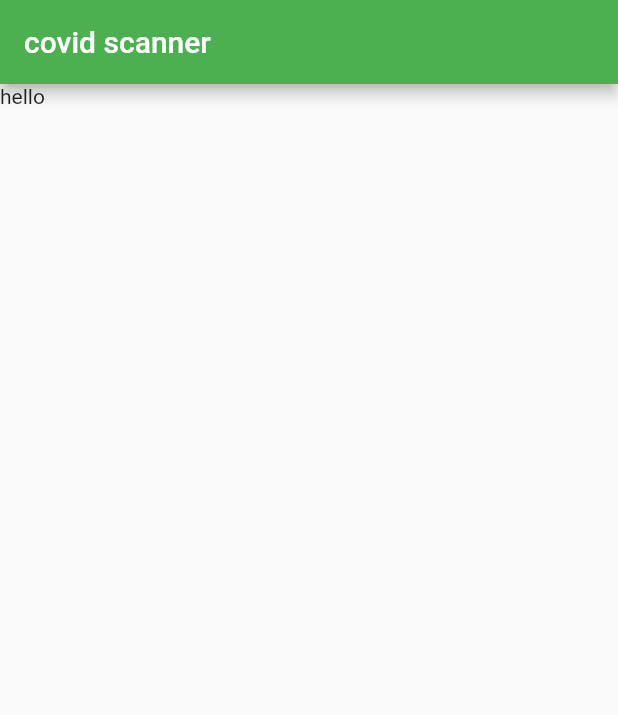
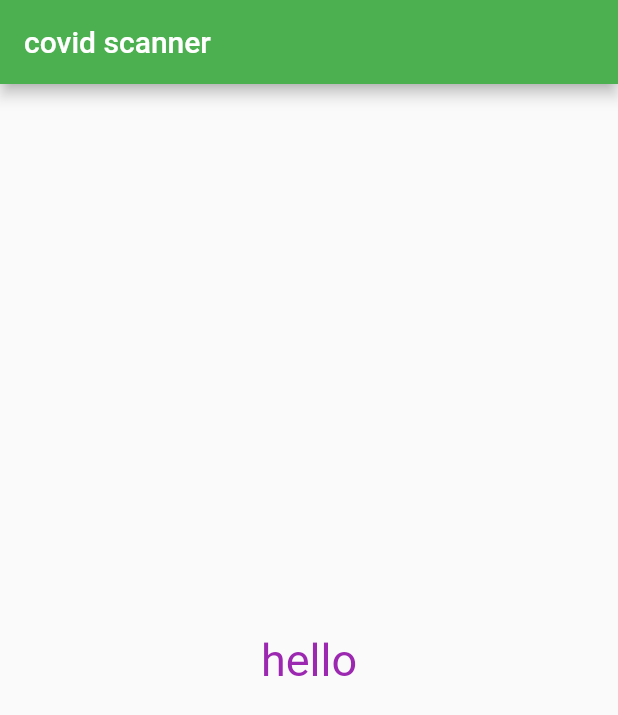
Before and after one commit to khunfloat/flutter_covidscanner, a Flutter app: the screen it shows after launch, on a phone screen of 412 x 824 dp. Shown: the top 715 px of the screen. Run offline on Flutter 3.47's test engine with Material 2 defaults, Android fonts, the light colour scheme and no system bars.

Commit message:
text properties

```diff
--- a/lib/main.dart
+++ b/lib/main.dart
@@ -12,7 +12,15 @@ class Myapp extends StatelessWidget {
         appBar: AppBar(
           title: Text("covid scanner"),
         ),
-        body: Text("hello"),
+        body: Center(
+          child: Text(
+            "hello",
+            style: TextStyle(
+              fontSize: 30,
+              color: Colors.purple,
+            ),
+          ),
+        ),
       ),
       theme: ThemeData(primarySwatch: Colors.green),
     );
```
